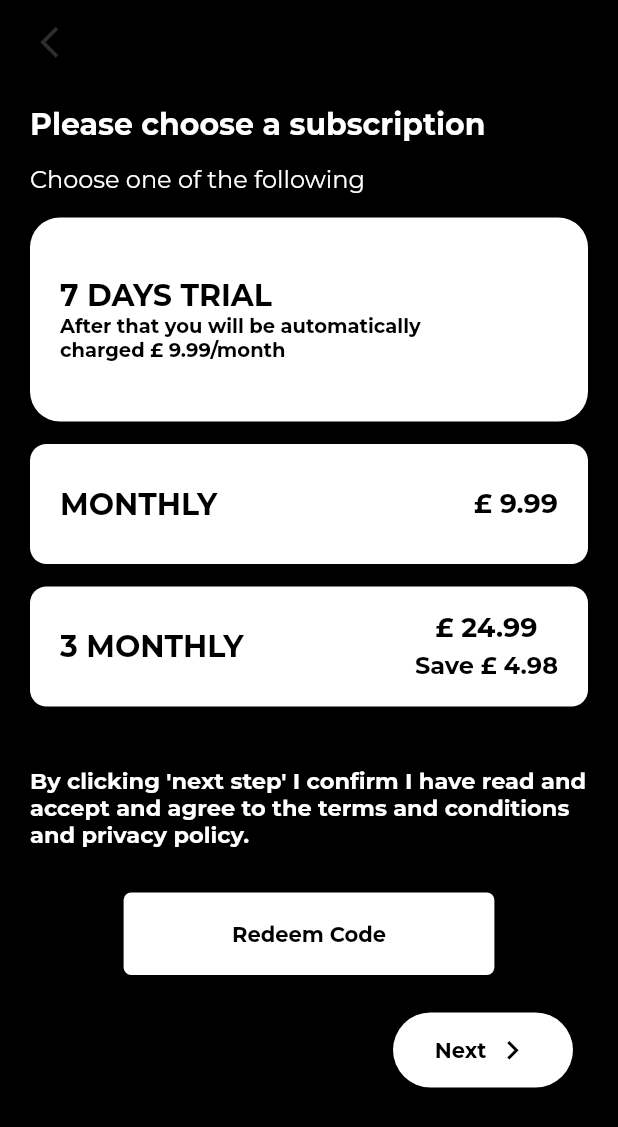
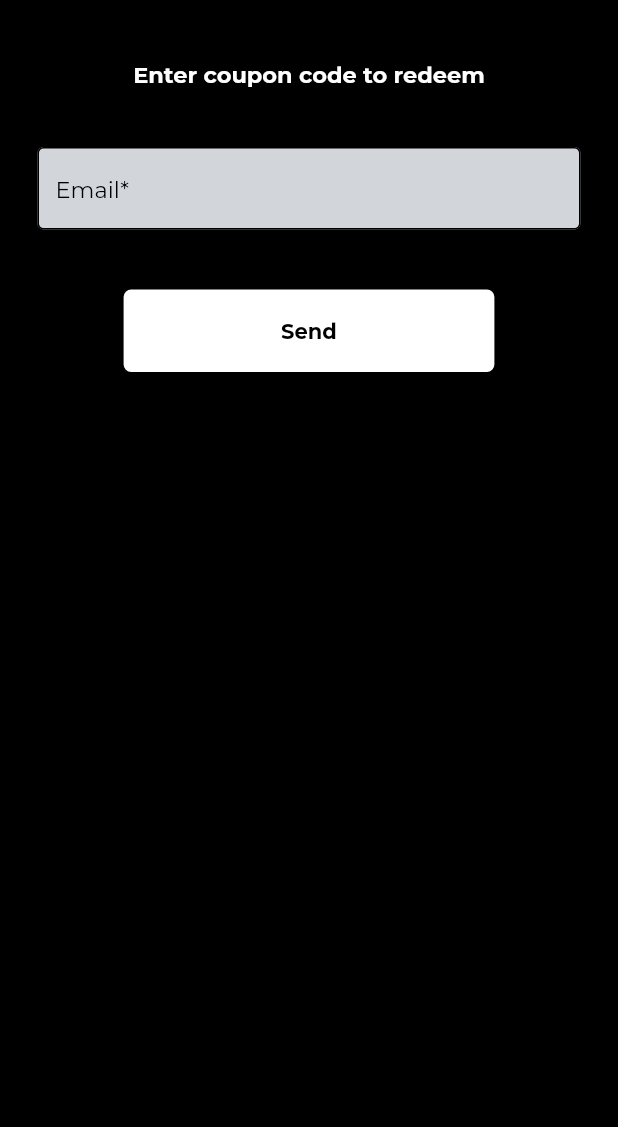
Before and after one commit to zainulabidin379/fitness_app, a Flutter app: the SubscriptionScreen screen opened directly, after a tap on "Redeem Code", on a phone screen of 412 x 824 dp. Shown: the top 1127 px of the screen. Run offline on Flutter 3.47's test engine with Material 2 defaults, Android fonts, the phone set to English and light mode, and no system bars; our stand-ins replace get, google_fonts.

Commit message:
coupon_ui

```diff
--- /dev/null
+++ b/lib/screens/coupon_code_screen.dart
@@ -0,0 +1,57 @@
+import 'package:fitness_app/utils/constants.dart';
+import 'package:flutter/material.dart';
+import 'package:get/get.dart';
+
+import '../../widgets/custom_button.dart';
+import '../../widgets/custom_text_field.dart';
+import 'payment.dart';
+
+class CouponCodeScreen extends StatelessWidget {
+  const CouponCodeScreen({super.key});
+
+  @override
+  Widget build(BuildContext context) {
+    Size size = MediaQuery.of(context).size;
+    return SafeArea(
+      child: Scaffold(
+        backgroundColor: kBlack,
+        body: SingleChildScrollView(
+          child: Column(
+            children: [
+              const SizedBox(
+                height: 40,
+              ),
+              Text(
+                'Enter coupon code to redeem',
+                style: kBodyText.copyWith(fontWeight: FontWeight.bold),
+              ),
+
+              const SizedBox(
+                height: 40,
+              ),
+
+              const CustomTextField(
+                nHintText: 'Email*',
+              ),
+
+              const SizedBox(
+                height: 30,
+              ),
+              CustomButton(
+                title: "Send",
+                onTap: () => Get.to(() => const PaymentScreen()),
+              ),
+
+              // Image.asset(
+              //   "assets/images/img1.jpg",
+              //   fit: BoxFit.cover,
+              //   width: size.width,
+              //   height: size.height * 0.55,
+              // ),
+            ],
+          ),
+        ),
+      ),
+    );
+  }
+}
--- a/lib/screens/subscription.dart
+++ b/lib/screens/subscription.dart
@@ -1,3 +1,4 @@
+import 'package:fitness_app/screens/coupon_code_screen.dart';
 import 'package:fitness_app/screens/payment.dart';
 import 'package:fitness_app/utils/constants.dart';
 import 'package:flutter/material.dart';
@@ -174,7 +175,10 @@ class _SubscriptionScreenState extends State<SubscriptionScreen> {
                 const SizedBox(
                   height: 10,
                 ),
-                CustomButton(title: "Redeem Code", onTap: () {}),
+                CustomButton(
+                  title: "Redeem Code",
+                  onTap: () => Get.to(() => const CouponCodeScreen()),
+                ),
                 Align(
                   alignment: Alignment.centerRight,
                   child: GestureDetector(
```
